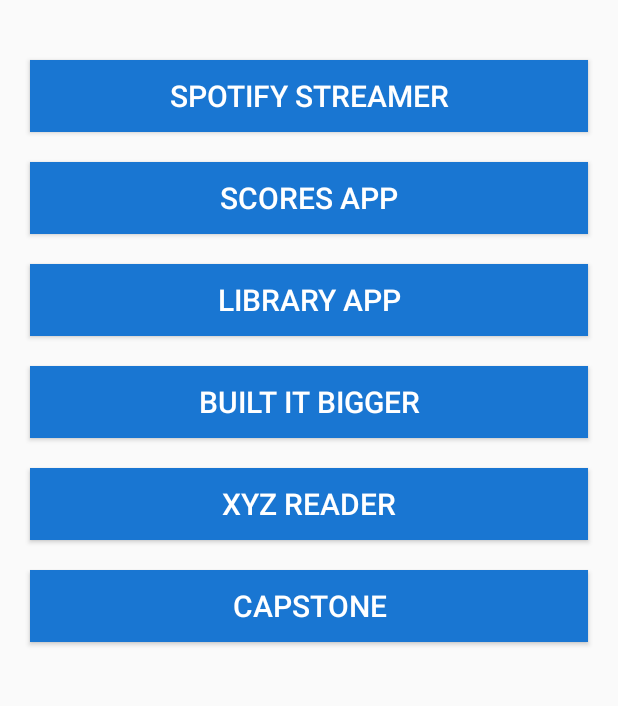
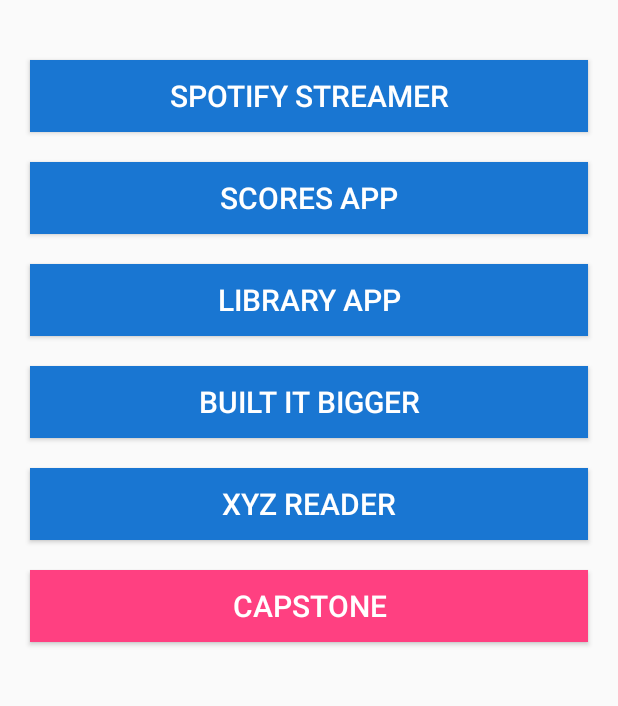
Before and after one commit to mferraco/portfolio, an Android app: the screen it shows after launch (MainActivity), on a phone screen of 412 x 824 dp, the part 175-881 px from its top. Run offline under Robolectric (Android 15) with nearby library versions, the phone set to English and light mode, and no system bars.

Commit message:
Updated color of capstone button

```diff
--- a/app/src/main/res/layout/content_main.xml
+++ b/app/src/main/res/layout/content_main.xml
@@ -46,7 +46,7 @@
             android:text="@string/xyz_reader_app" />
 
         <Button
-            style="@style/ButtonStyle"
+            style="@style/ButtonStyle.CapstoneButtonStyle"
             android:text="@string/capstone_app" />
 
     </LinearLayout>
--- a/app/src/main/res/values/styles.xml
+++ b/app/src/main/res/values/styles.xml
@@ -22,6 +22,10 @@
         <item name="android:textSize">@dimen/button_text_size</item>
     </style>
 
+    <style name="ButtonStyle.CapstoneButtonStyle">
+        <item name="android:background">@color/colorAccent</item>
+    </style>
+
     <style name="AppTheme.NoActionBar">
         <item name="windowActionBar">false</item>
         <item name="windowNoTitle">true</item>
```
